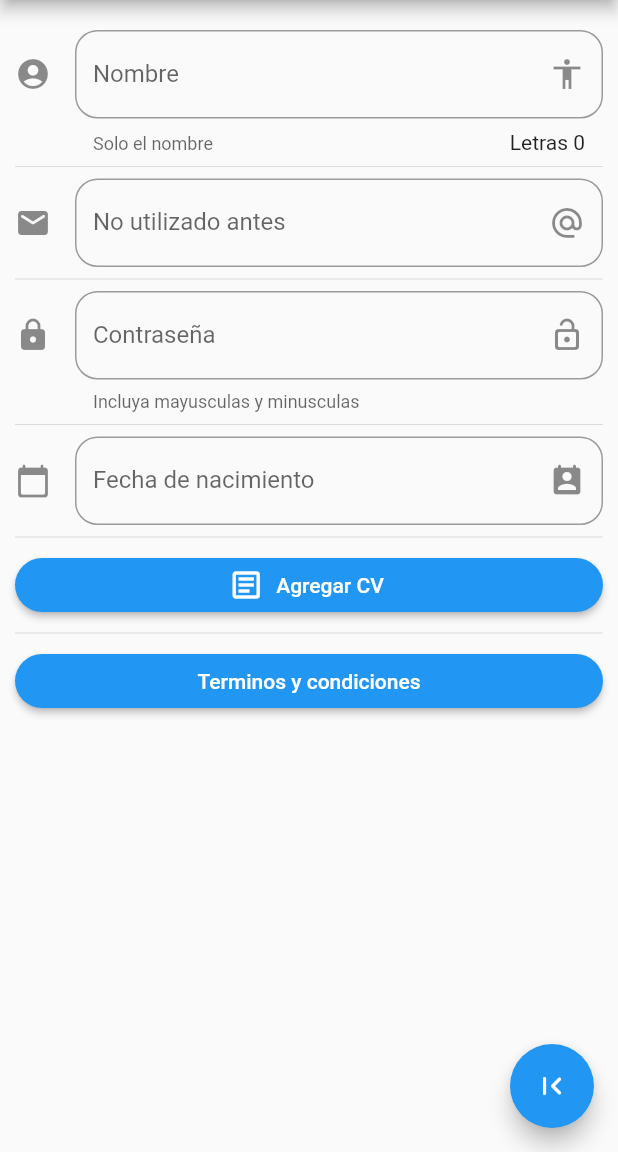
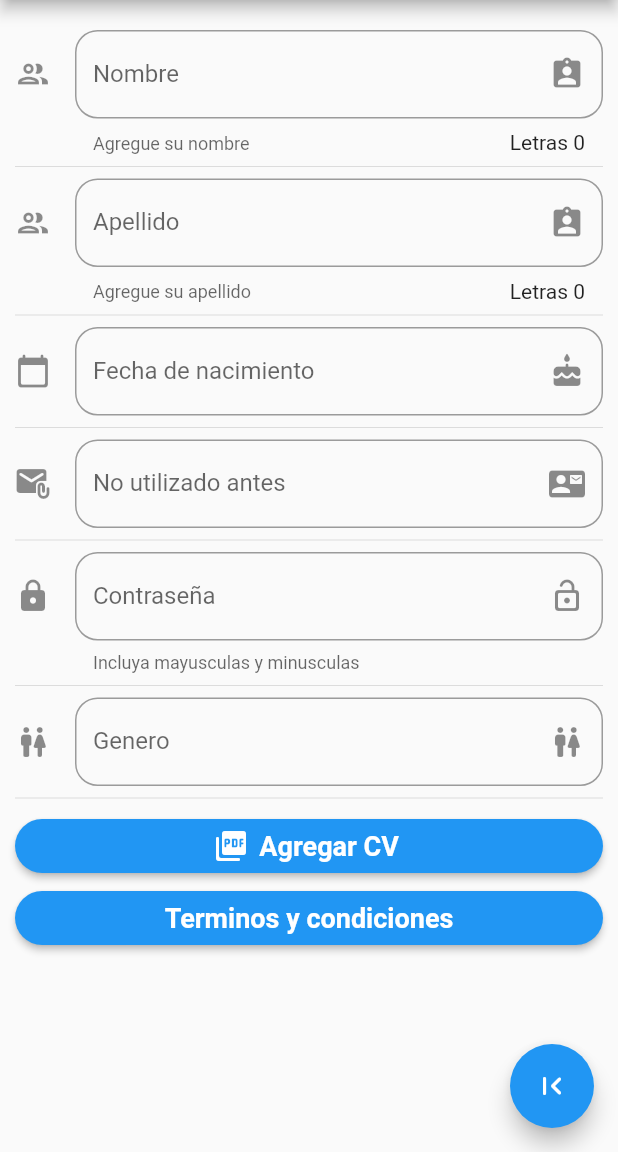
Before and after one commit to kenethM1/hm_help, a Flutter app: the screen it shows after launch, on a phone screen of 412 x 824 dp, the part 84-1236 px from its top. Run offline on Flutter 3.47's test engine with Material 2 defaults, Android fonts, the phone set to English and light mode, and no system bars; our stand-ins replace file_picker, firebase_auth, firebase_core, firebase_storage, fl_chart, flutter_signin_button and 3 more; accounts and stored records are empty.

Commit message:
Modifique parte del contratist

```diff
--- a/lib/src/pages/registro_contratista.dart
+++ b/lib/src/pages/registro_contratista.dart
@@ -9,6 +9,7 @@ class RegistroPage extends StatefulWidget {
 class _registroState extends State<RegistroPage> {
   String _fecha = '';
   String _nombre = '';
+
   TextEditingController _relacionFecha = new TextEditingController();
   @override
   Widget build(BuildContext context) {
@@ -23,7 +24,6 @@ class _registroState extends State<RegistroPage> {
               height: 90,
               width: 90,
               image: AssetImage('assets/logo.png'),
-              //fit: BoxFit.contain,
             ),
           ),
         ],
@@ -33,21 +33,24 @@ class _registroState extends State<RegistroPage> {
         children: <Widget>[
           _crearNombre(),
           Divider(),
+          _crearApellido(),
+          Divider(),
+          _crearFecha(context),
+          Divider(),
           _crearCorreo(),
           Divider(),
           _crearContrasena(),
           Divider(),
-          _crearFecha(context),
+          _crearGenero(),
           Divider(),
           _crearBoton(context),
-          Divider(),
-          RaisedButton(
-            shape: RoundedRectangleBorder(
-                borderRadius: BorderRadius.circular(20.0)),
+          ElevatedButton(
             child: Text('Terminos y condiciones'),
+            style: ElevatedButton.styleFrom(
+                shape: StadiumBorder(),
+                textStyle:
+                    TextStyle(fontSize: 18, fontWeight: FontWeight.bold)),
             onPressed: () => _mostrarAlert(context),
-            color: Colors.blue,
-            textColor: Colors.white,
           ),
         ],
       ),
@@ -61,12 +64,12 @@ class _registroState extends State<RegistroPage> {
   }
 
   Widget _crearBoton(BuildContext context) {
-    return RaisedButton.icon(
-      shape: RoundedRectangleBorder(borderRadius: BorderRadius.circular(20.0)),
-      color: Colors.blue,
-      textColor: Colors.white,
+    return ElevatedButton.icon(
       label: Text('Agregar CV'),
-      icon: Icon(Icons.article_outlined),
+      icon: Icon(Icons.picture_as_pdf_rounded),
+      style: ElevatedButton.styleFrom(
+          shape: StadiumBorder(),
+          textStyle: TextStyle(fontSize: 18, fontWeight: FontWeight.bold)),
       onPressed: () => Navigator.pushNamed(context, 'hojaVida'),
     );
   }
@@ -80,9 +83,29 @@ class _registroState extends State<RegistroPage> {
           counter: Text('Letras ${_nombre.length}'),
           hintText: 'Ingrese su nombre',
           labelText: 'Nombre',
-          helperText: 'Solo el nombre',
-          suffixIcon: Icon(Icons.accessibility),
-          icon: Icon(Icons.account_circle)),
+          helperText: 'Agregue su nombre',
+          suffixIcon: Icon(Icons.assignment_ind_rounded),
+          icon: Icon(Icons.group_outlined)),
+      onChanged: (valor) {
+        setState(() {
+          _nombre = valor;
+        });
+      },
+    );
+  }
+
+  _crearApellido() {
+    return TextField(
+      autofocus: false,
+      textCapitalization: TextCapitalization.sentences,
+      decoration: InputDecoration(
+          border: OutlineInputBorder(borderRadius: BorderRadius.circular(15.0)),
+          counter: Text('Letras ${_nombre.length}'),
+          hintText: 'Ingrese su nombre',
+          labelText: 'Apellido',
+          helperText: 'Agregue su apellido',
+          suffixIcon: Icon(Icons.assignment_ind_rounded),
+          icon: Icon(Icons.group_outlined)),
       onChanged: (valor) {
         setState(() {
           _nombre = valor;
@@ -100,8 +123,8 @@ class _registroState extends State<RegistroPage> {
         labelText: 'No utilizado antes',
 
         //Iconos
-        suffixIcon: Icon(Icons.alternate_email_outlined),
-        icon: Icon(Icons.email_rounded),
+        suffixIcon: Icon(Icons.contact_mail_rounded),
+        icon: Icon(Icons.attach_email_rounded),
       ),
     );
   }
@@ -127,7 +150,7 @@ class _registroState extends State<RegistroPage> {
           border: OutlineInputBorder(borderRadius: BorderRadius.circular(15.0)),
           hintText: 'Fecha de nacimiento',
           labelText: 'Fecha de nacimiento',
-          suffixIcon: Icon(Icons.perm_contact_calendar_rounded),
+          suffixIcon: Icon(Icons.cake_rounded),
           icon: Icon(Icons.calendar_today_rounded)),
       onTap: () {
         FocusScope.of(context).requestFocus(new FocusNode());
@@ -142,9 +165,6 @@ class _registroState extends State<RegistroPage> {
       initialDate: new DateTime.now(),
       firstDate: new DateTime(1900),
       lastDate: new DateTime(2040),
-
-      //Idioma
-      // locale: Locale('es')
     );
 
     if (seleccionado != null) {
@@ -154,6 +174,24 @@ class _registroState extends State<RegistroPage> {
       });
     }
   }
+
+  _crearGenero() {
+    return TextField(
+      obscureText: true,
+      decoration: InputDecoration(
+          border: OutlineInputBorder(borderRadius: BorderRadius.circular(15.0)),
+          labelText: 'Genero',
+          suffixIcon: Icon(Icons.wc_rounded),
+          icon: Icon(Icons.wc_rounded)),
+    );
+  }
+}
+
+class Consts {
+  Consts._();
+
+  static const double padding = 16.0;
+  static const double avatarRadius = 30.0;
 }
 
 void _mostrarAlert(BuildContext context) {
@@ -163,13 +201,11 @@ void _mostrarAlert(BuildContext context) {
       barrierDismissible: false,
       builder: (context) {
         return AlertDialog(
-          //Shape: Para colocar el borde
-          //
           shape:
               RoundedRectangleBorder(borderRadius: BorderRadius.circular(10.0)),
+          titleTextStyle: TextStyle(fontSize: 20, fontWeight: FontWeight.bold),
           backgroundColor: Colors.blue,
           title: Text('Terminos HMHelp'),
-
           content: Column(
             mainAxisSize: MainAxisSize.min,
             children: <Widget>[
@@ -177,23 +213,31 @@ void _mostrarAlert(BuildContext context) {
                   'HMHelp accedera a su curriculm con el fin de ayudarle y ayudar a las personas que necesiten de sus servicios'),
               Container(
                 padding: EdgeInsets.all(20.0),
+              ),
+              Positioned(
+                left: Consts.padding,
+                right: Consts.padding,
                 child: Image(
-                  height: 50,
-                  width: 50,
+                  height: 150,
+                  width: 120,
                   image: AssetImage('assets/logo.png'),
                 ),
               ),
             ],
           ),
           actions: <Widget>[
-            FlatButton(
+            TextButton(
               child: Text('Cancelar'),
-              textColor: Colors.black,
+              style: TextButton.styleFrom(
+                primary: Colors.black87,
+              ),
               onPressed: () => Navigator.of(context).pop(),
             ),
-            FlatButton(
+            TextButton(
               child: Text('Aceptar'),
-              textColor: Colors.black,
+              style: TextButton.styleFrom(
+                primary: Colors.black87,
+              ),
               onPressed: () {
                 Navigator.of(context).pop();
               },
--- a/lib/src/provider/usuario_provider.dart
+++ b/lib/src/provider/usuario_provider.dart
@@ -7,11 +7,11 @@ class UsuarioProvider {
   get decodedResp => null;
 
   Future<Map<String, dynamic>> login(String email, String password) async {
-    String _url = 'is2-grupo-2-be.herokuapp.com';
+    String _url = 'mahamtr1-001-site1.ctempurl.com';
 
     final _prefs = PreferenciasUsuario();
 
-    final url = Uri.https(_url, '/users/login');
+    final url = Uri.http(_url, 'api/Usuario/Login');
     print(url.path);
     final authData = {
       'email': email,
--- a/lib/src/widgets/alertLogin_dialog.dart
+++ b/lib/src/widgets/alertLogin_dialog.dart
@@ -11,7 +11,7 @@ class AlertLogin extends StatelessWidget {
             borderRadius: BorderRadius.all(Radius.circular(15))),
         title: Text('Credenciales no validas'),
         elevation: 3,
-        content: Text('Regresa y revisa bien tus datos'),
+        content: Text(''),
         actions: [
           ElevatedButton(
               onPressed: () => Navigator.of(context).pop(), child: Text('Okay'))
```
Also changed, not shown: lib/src/bloc/contratistaValidator.dart (added, +26 -0 lines), lib/src/bloc/contratista_bloc.dart (added, +49 -0 lines), lib/src/pages/pdf_Contratista.dart (+7 -5 lines), lib/src/provider/contratista_Provider.dart (added, +49 -0 lines).
